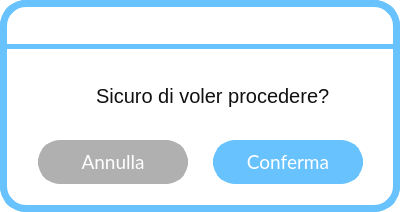
Before: the Qt Designer form frontend/ui/Y-N Message.ui in MrPio/MuseoOmero, drawn with Qt 5.
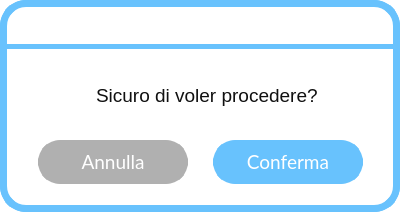
After: the same form once the commit is applied. Icons and pictures are not drawn.

The edit to the form file:
```diff
--- a/frontend/ui/Y-N Message.ui
+++ b/frontend/ui/Y-N Message.ui
@@ -194,7 +194,7 @@
      <rect>
       <x>96</x>
       <y>70</y>
-      <width>271</width>
+      <width>281</width>
       <height>51</height>
      </rect>
     </property>
@@ -205,7 +205,7 @@
 width: 212px;
 height: 24px;
 color: rgba(16, 16, 16);
-font-size: 20px;
+font-size: 19px;
 text-align: center;
 
 </string>
```
